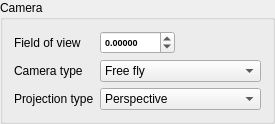
Qt form interface/CameraComp.ui (Razakhel/RaZor) before a commit.
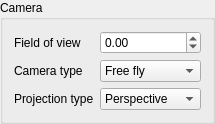
The same form after that commit. Custom widgets are drawn as their Qt base class.

Commit message:
[ValuePicker] Added a custom spin box class handling mouse drag inputs
- The arrows can be clicked & change the value according to the mouse horizontal movements

- Replaced every QDoubleSpinBox in UI files; cleaned them to remove redundant parameters

- Fixed Light's parameters, which had weird bounds

- Updated RaZ (commit 76d3612)

Patch:
```diff
--- a/interface/CameraComp.ui
+++ b/interface/CameraComp.ui
@@ -2,14 +2,6 @@
 <ui version="4.0">
  <class>CameraComp</class>
  <widget class="QGroupBox" name="CameraComp">
-  <property name="geometry">
-   <rect>
-    <x>0</x>
-    <y>0</y>
-    <width>275</width>
-    <height>105</height>
-   </rect>
-  </property>
   <property name="windowTitle">
    <string>Camera</string>
   </property>
@@ -39,29 +31,7 @@
     </widget>
    </item>
    <item row="0" column="1">
-    <widget class="QDoubleSpinBox" name="fieldOfView">
-     <property name="minimumSize">
-      <size>
-       <width>0</width>
-       <height>0</height>
-      </size>
-     </property>
-     <property name="maximumSize">
-      <size>
-       <width>75</width>
-       <height>16777215</height>
-      </size>
-     </property>
-     <property name="font">
-      <font>
-       <pointsize>7</pointsize>
-       <weight>75</weight>
-       <bold>true</bold>
-      </font>
-     </property>
-     <property name="decimals">
-      <number>5</number>
-     </property>
+    <widget class="ValuePicker" name="fieldOfView">
      <property name="minimum">
       <double>-340282346638528859811704183484516925440.000000000000000</double>
      </property>
@@ -100,6 +70,13 @@
    </item>
   </layout>
  </widget>
+ <customwidgets>
+  <customwidget>
+   <class>ValuePicker</class>
+   <extends>QDoubleSpinBox</extends>
+   <header>RaZor/Interface/ValuePicker.hpp</header>
+  </customwidget>
+ </customwidgets>
  <resources/>
  <connections/>
 </ui>
```
The commit also changes 18 other files.
